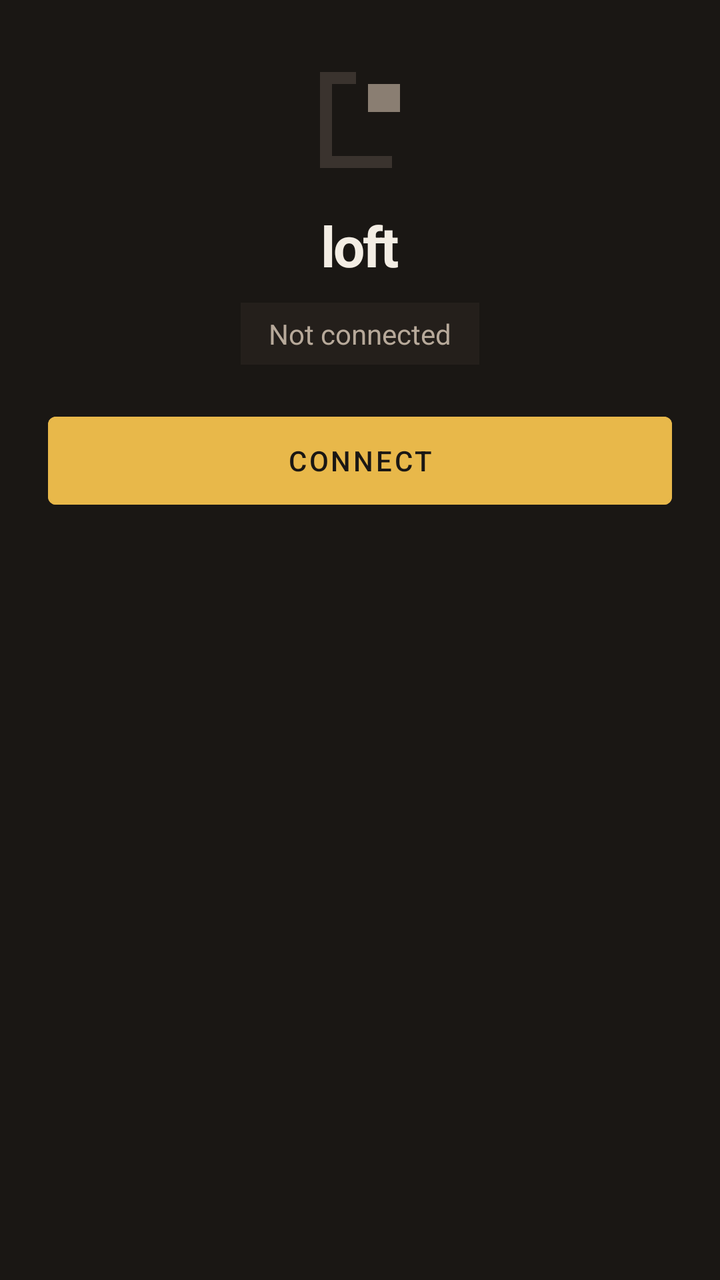
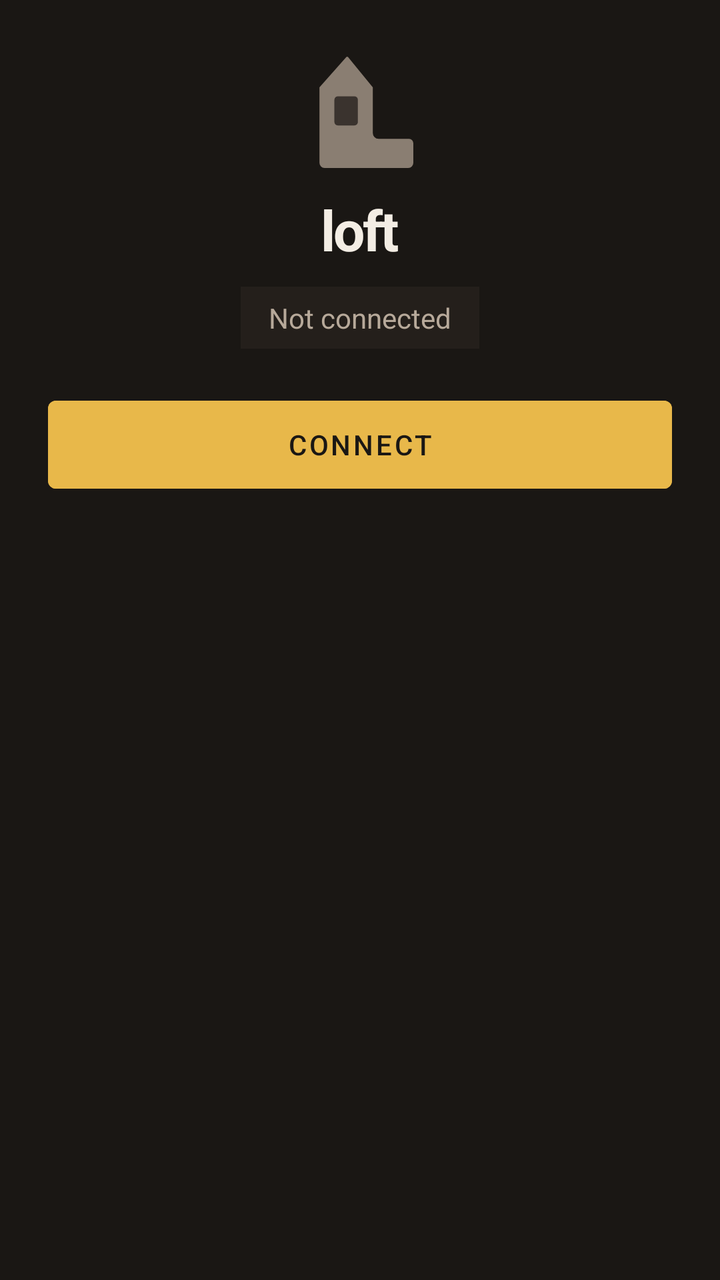

Before-and-after screenshots of an Android layout around one commit, followed by the original layout XML and the change that was made.
<!-- AndroidManifest.xml: application theme Theme.Loft -->
<!-- res/layout/pane_home.xml -->
<?xml version="1.0" encoding="utf-8"?>
<ScrollView xmlns:android="http://schemas.android.com/apk/res/android"
    android:layout_width="match_parent"
    android:layout_height="match_parent"
    android:background="@color/ink"
    android:fillViewport="true">

    <LinearLayout
        android:layout_width="match_parent"
        android:layout_height="wrap_content"
        android:gravity="center_horizontal"
        android:orientation="vertical"
        android:padding="24dp">

        <ImageView
            android:id="@+id/lamp"
            android:layout_width="72dp"
            android:layout_height="72dp"
            android:contentDescription="@string/app_name"
            android:src="@drawable/ic_lamp_off" />

        <TextView
            android:layout_width="wrap_content"
            android:layout_height="wrap_content"
            android:layout_marginTop="8dp"
            android:letterSpacing="-0.04"
            android:text="@string/app_name"
            android:textColor="@color/snow"
            android:textSize="28sp"
            android:textStyle="bold" />

        <TextView
            android:id="@+id/pill"
            android:layout_width="wrap_content"
            android:layout_height="wrap_content"
            android:layout_marginTop="10dp"
            android:background="@color/ink2"
            android:paddingLeft="14dp"
            android:paddingTop="6dp"
            android:paddingRight="14dp"
            android:paddingBottom="6dp"
            android:text="@string/pill_off"
            android:textColor="@color/stone" />

        <Button
            android:id="@+id/go"
            android:layout_width="match_parent"
            android:layout_height="56dp"
            android:layout_marginTop="20dp"
            android:backgroundTint="@color/lamp"
            android:text="@string/connect"
            android:textColor="@color/ink" />

        <LinearLayout
            android:id="@+id/cards"
            android:layout_width="match_parent"
            android:layout_height="wrap_content"
            android:layout_marginTop="20dp"
            android:orientation="vertical">

            <TextView
                android:id="@+id/card_proto"
                android:layout_width="match_parent"
                android:layout_height="wrap_content"
                android:textColor="@color/snow"
                android:textSize="13sp" />

            <TextView
                android:id="@+id/card_front"
                android:layout_width="match_parent"
                android:layout_height="wrap_content"
                android:layout_marginTop="4dp"
                android:textColor="@color/snow"
                android:textSize="13sp" />

            <TextView
                android:id="@+id/card_opt"
                android:layout_width="match_parent"
                android:layout_height="wrap_content"
                android:layout_marginTop="4dp"
                android:textColor="@color/snow"
                android:textSize="13sp" />

            <TextView
                android:id="@+id/speeds"
                android:layout_width="match_parent"
                android:layout_height="wrap_content"
                android:layout_marginTop="12dp"
                android:fontFamily="monospace"
                android:textColor="@color/lamp"
                android:textSize="14sp" />

            <TextView
                android:id="@+id/row_ext"
                android:layout_width="match_parent"
                android:layout_height="wrap_content"
                android:layout_marginTop="16dp"
                android:textColor="@color/stone"
                android:textSize="13sp" />

            <TextView
                android:id="@+id/row_overlay"
                android:layout_width="match_parent"
                android:layout_height="wrap_content"
                android:layout_marginTop="4dp"
                android:textColor="@color/stone"
                android:textSize="13sp" />

            <TextView
                android:id="@+id/row_route"
                android:layout_width="match_parent"
                android:layout_height="wrap_content"
                android:layout_marginTop="4dp"
                android:textColor="@color/stone"
                android:textSize="13sp" />

            <TextView
                android:id="@+id/row_net"
                android:layout_width="match_parent"
                android:layout_height="wrap_content"
                android:layout_marginTop="4dp"
                android:textColor="@color/stone"
                android:textSize="13sp" />
        </LinearLayout>
    </LinearLayout>
</ScrollView>
<!-- resources referenced by this layout -->
<resources>
  <color name="ink">#1A1714</color>
  <color name="ink2">#241F1B</color>
  <color name="lamp">#E8B84A</color>
  <color name="snow">#F3EDE4</color>
  <color name="stone">#B7A99A</color>
  <!-- drawable ic_lamp_off (drawable) -->
  <?xml version="1.0" encoding="utf-8"?>
  <vector xmlns:android="http://schemas.android.com/apk/res/android"
      android:width="72dp"
      android:height="72dp"
      android:viewportWidth="72"
      android:viewportHeight="72">
      <path
          android:fillColor="@color/slate"
          android:pathData="M16,12h18v6H22v36h30v6H16z" />
      <path
          android:fillColor="@color/mute"
          android:pathData="M40,18h16v14H40z" />
  </vector>
  <string name="app_name">loft</string>
  <string name="connect">Connect</string>
  <string name="pill_off">Not connected</string>
  <style name="Theme.Loft" parent="Theme.MaterialComponents.NoActionBar">
          <item name="android:statusBarColor">@color/ink</item>
          <item name="android:navigationBarColor">@color/ink</item>
          <item name="android:windowBackground">@color/ink</item>
          <item name="android:colorBackground">@color/ink</item>
          <item name="android:textColor">@color/snow</item>
          <item name="android:textColorPrimary">@color/snow</item>
          <item name="android:textColorSecondary">@color/mute</item>
          <item name="colorPrimary">@color/lamp</item>
          <item name="colorOnPrimary">@color/ink</item>
          <item name="colorSecondary">@color/copper</item>
          <item name="colorSurface">@color/ink2</item>
          <item name="colorOnSurface">@color/snow</item>
          <item name="colorError">@color/err</item>
          <item name="android:windowLightStatusBar">false</item>
      </style>
  <color name="slate">#3A332E</color>
  <color name="mute">#8A7E72</color>
  <color name="copper">#C67B3A</color>
  <color name="err">#E24B4B</color>
</resources>

<!-- the commit's change to res/layout/pane_home.xml (unified diff, before → after) -->
@@ -14,8 +14,8 @@
 
         <ImageView
             android:id="@+id/lamp"
-            android:layout_width="72dp"
-            android:layout_height="72dp"
+            android:layout_width="64dp"
+            android:layout_height="64dp"
             android:contentDescription="@string/app_name"
             android:src="@drawable/ic_lamp_off" />
 
<!-- resource entries referenced after the edit -->
@@ -10,14 +10,15 @@
   <vector xmlns:android="http://schemas.android.com/apk/res/android"
       android:width="72dp"
       android:height="72dp"
-      android:viewportWidth="72"
-      android:viewportHeight="72">
+      android:viewportWidth="96"
+      android:viewportHeight="96">
+      
+      <path
+          android:fillColor="@color/mute"
+          android:pathData="M37.764,6.7191 A0.96,0.96 0,0 1,39.0071 6.7437 L57.6,29.52 L57.6,63.76 A4.4,4.4 0,0 0,62 68.16 L84.8,68.16 A3.2,3.2 0,0 1,88 71.36 L88,86.16 A3.84,3.84 0,0 1,84.16 90 L21.44,90 A3.84,3.84 0,0 1,17.6 86.16 L17.6,29.52 Z" />
       <path
           android:fillColor="@color/slate"
-          android:pathData="M16,12h18v6H22v36h30v6H16z" />
-      <path
-          android:fillColor="@color/mute"
-          android:pathData="M40,18h16v14H40z" />
+          android:pathData="M31.36,36.24 H43.84 A2.56,2.56 0,0 1,46.4 38.8 V55.52 A2.56,2.56 0,0 1,43.84 58.08 H31.36 A2.56,2.56 0,0 1,28.8 55.52 V38.8 A2.56,2.56 0,0 1,31.36 36.24 Z" />
   </vector>
   <string name="app_name">loft</string>
   <string name="connect">Connect</string>
